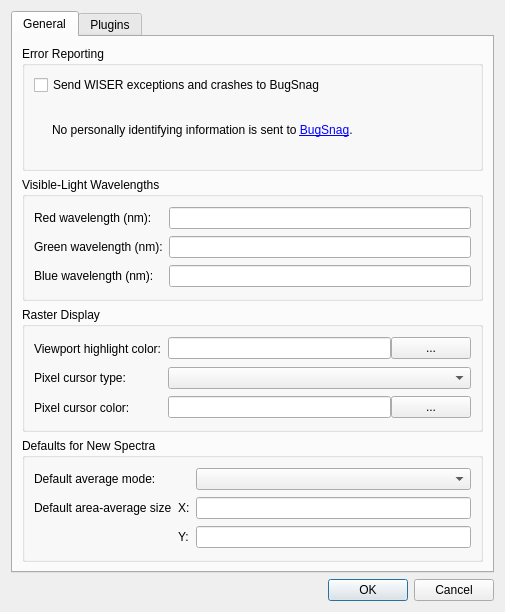
First picture: the form in src/wiser/gui/ui_files/app_config.ui, repository Ehlmann-research-group/WISER, before the edit.
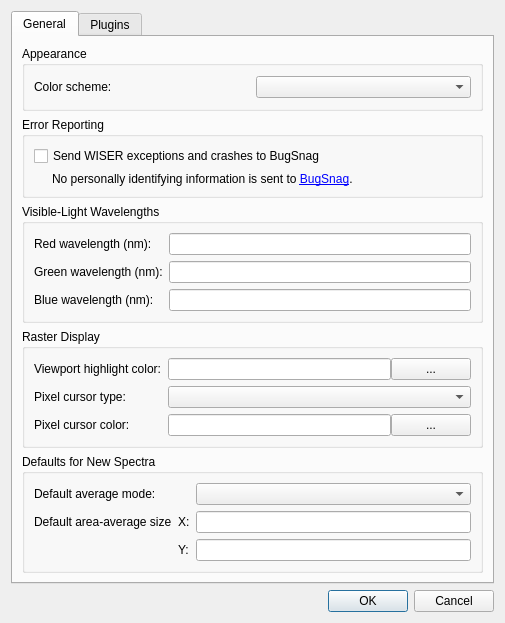
Second picture: the form after the edit.

Commit message: feat: Updating app_config.ui file to contain apeparance box

The edit to the form file:
```diff
--- a/src/wiser/gui/ui_files/app_config.ui
+++ b/src/wiser/gui/ui_files/app_config.ui
@@ -24,6 +24,28 @@
        <string>General</string>
       </attribute>
       <layout class="QGridLayout" name="gridLayout_5">
+       <item row="2" column="0">
+        <widget class="QGroupBox" name="gbox_appearance">
+         <property name="title">
+          <string>Appearance</string>
+         </property>
+         <layout class="QGridLayout" name="gridLayout_appearance">
+          <item row="0" column="0">
+           <widget class="QLabel" name="lbl_color_scheme">
+            <property name="text">
+             <string>Color scheme:</string>
+            </property>
+            <property name="buddy">
+             <cstring>cbox_color_scheme</cstring>
+            </property>
+           </widget>
+          </item>
+          <item row="0" column="1">
+           <widget class="QComboBox" name="cbox_color_scheme"/>
+          </item>
+         </layout>
+        </widget>
+       </item>
        <item row="3" column="0">
         <widget class="QGroupBox" name="gbox_error_reporting">
          <property name="title">
```
Left out of the diff: 1 changed line with no effect on the pictures.
